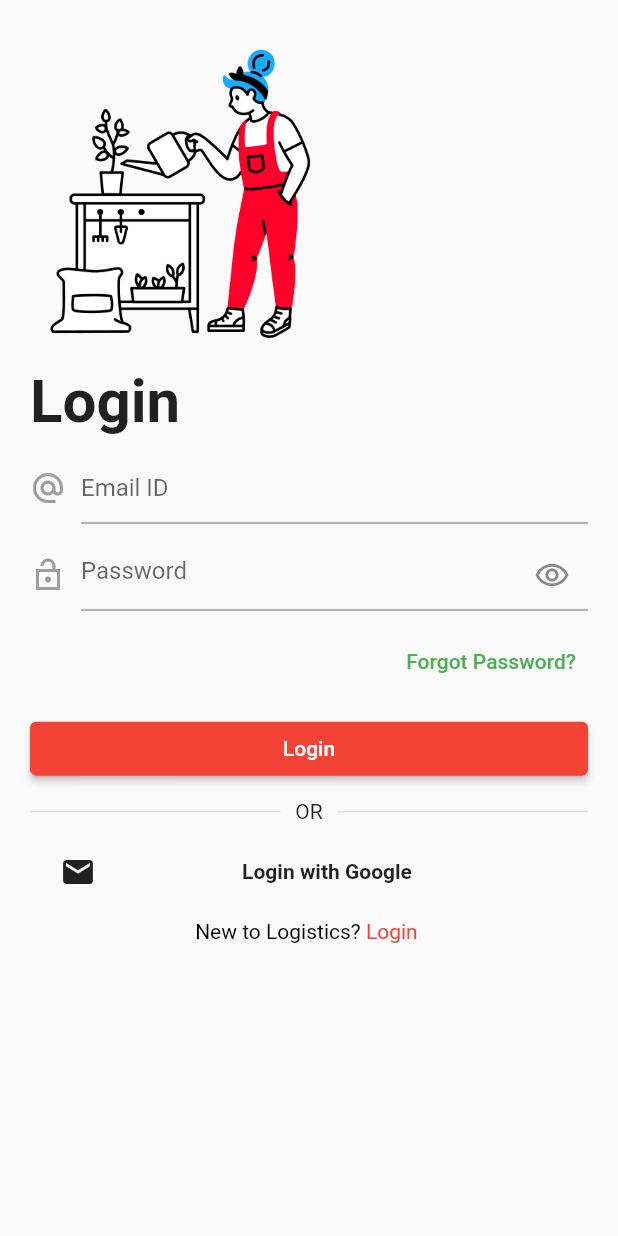
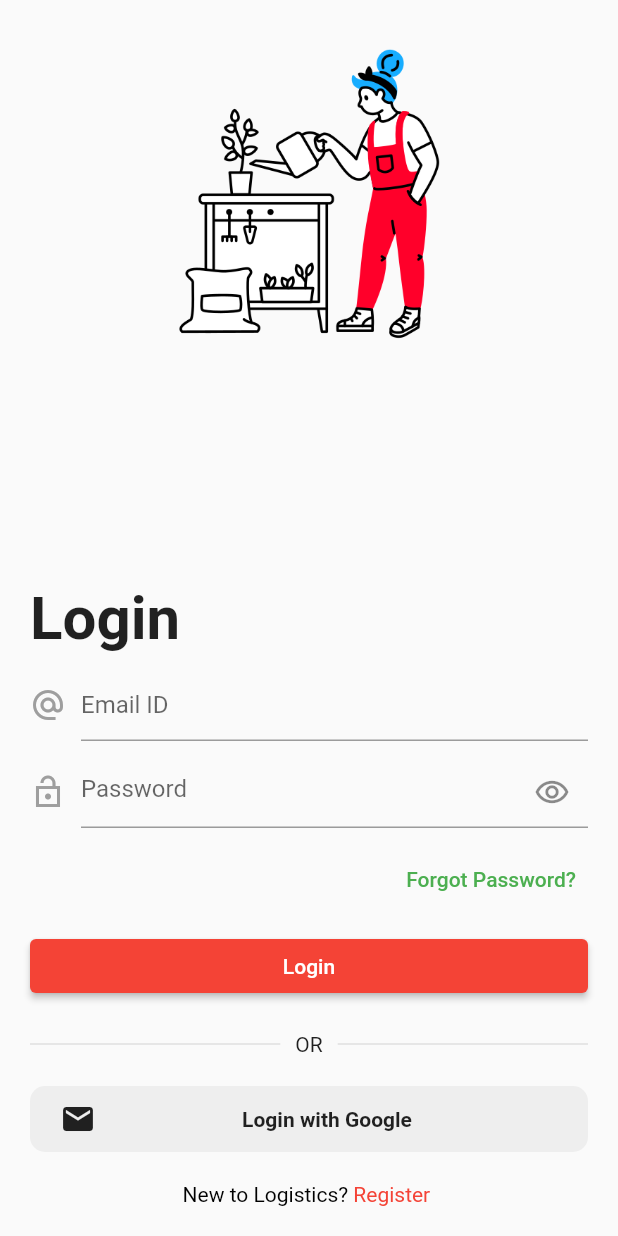
Before and after one commit to nazy61/flutter_login, a Flutter app: the screen it shows after launch, on a phone screen of 412 x 824 dp. Run offline on Flutter 3.47's test engine with Material 2 defaults, Android fonts, the phone set to English and light mode, and no system bars.

Commit message:
register screen done

```diff
--- a/lib/main.dart
+++ b/lib/main.dart
@@ -1,6 +1,7 @@
 import 'package:flutter/material.dart';
 
 import 'screens/login.dart';
+import 'screens/register.dart';
 
 void main() {
   runApp(const MyApp());
@@ -17,7 +18,13 @@ class MyApp extends StatelessWidget {
       theme: ThemeData(
         primarySwatch: Colors.red,
       ),
-      home: const LoginScreen(),
+      initialRoute: '/',
+      routes: {
+        // When navigating to the "/" route, build the FirstScreen widget.
+        '/': (context) => const LoginScreen(),
+        // When navigating to the "/second" route, build the SecondScreen widget.
+        '/register': (context) => const RegisterScreen(),
+      },
     );
   }
 }
--- a/lib/screens/login.dart
+++ b/lib/screens/login.dart
@@ -3,22 +3,42 @@ import 'dart:ui';
 import 'package:flutter/gestures.dart';
 import 'package:flutter/material.dart';
 
-class LoginScreen extends StatelessWidget {
+import 'register.dart';
+
+class LoginScreen extends StatefulWidget {
   const LoginScreen({Key? key}) : super(key: key);
+
+  @override
+  State<LoginScreen> createState() => _LoginScreenState();
+}
+
+class _LoginScreenState extends State<LoginScreen> {
+  final _registerButtonAction = TapGestureRecognizer();
+
+  @override
+  void didChangeDependencies() {
+    _registerButtonAction.onTap = () {
+      Navigator.pushNamed(context, "/register");
+    };
+    super.didChangeDependencies();
+  }
 
   @override
   Widget build(BuildContext context) {
     return Scaffold(
-      body: Padding(
+      body: SafeArea(
+        child: Padding(
           padding: const EdgeInsets.all(20.0),
           child: Column(
             crossAxisAlignment: CrossAxisAlignment.start,
             children: [
-            const Image(
+              const Center(
+                child: Image(
                   image: AssetImage("assets/images/login_image.png"),
                   width: 200,
                 ),
-            const SizedBox(height: 10.0),
+              ),
+              const Spacer(),
               const Text(
                 "Login",
                 style: TextStyle(fontSize: 40.0, fontWeight: FontWeight.bold),
@@ -74,10 +94,10 @@ class LoginScreen extends StatelessWidget {
                 width: double.infinity,
                 child: ElevatedButton(
                   onPressed: () {},
-                child: Text("Login"),
+                  child: const Text("Login"),
                 ),
               ),
-            const SizedBox(height: 10.0),
+              const SizedBox(height: 20.0),
               Row(
                 children: [
                   Expanded(
@@ -97,11 +117,16 @@ class LoginScreen extends StatelessWidget {
                   ),
                 ],
               ),
-            const SizedBox(height: 10.0),
-            InkWell(
+              const SizedBox(height: 20.0),
+              Ink(
+                decoration: BoxDecoration(
+                  color: Colors.grey[200],
+                  borderRadius: BorderRadius.circular(10.0),
+                ),
+                child: InkWell(
                   onTap: () {},
-              borderRadius: BorderRadius.circular(20.0),
-              splashColor: Colors.green,
+                  borderRadius: BorderRadius.circular(10.0),
+                  splashColor: Colors.red[200],
                   child: Container(
                     width: double.infinity,
                     padding: const EdgeInsets.symmetric(
@@ -123,7 +148,8 @@ class LoginScreen extends StatelessWidget {
                     ),
                   ),
                 ),
-            const SizedBox(height: 10.0),
+              ),
+              const SizedBox(height: 20.0),
               Center(
                 child: RichText(
                   text: TextSpan(
@@ -131,9 +157,8 @@ class LoginScreen extends StatelessWidget {
                     style: const TextStyle(color: Colors.black),
                     children: [
                       TextSpan(
-                      text: "Login ",
-                      recognizer: TapGestureRecognizer()
-                        ..onTap = () => print('Tap Here onTap'),
+                        text: "Register ",
+                        recognizer: _registerButtonAction,
                         style: const TextStyle(
                           color: Colors.red,
                         ),
@@ -145,6 +170,7 @@ class LoginScreen extends StatelessWidget {
             ],
           ),
         ),
+      ),
     );
   }
 }
```
Also changed, not shown: lib/screens/register.dart (added, +134 -0 lines), lib/widgets/button.dart (added, +28 -0 lines), lib/widgets/textinput.dart (added, +35 -0 lines). Lines whose indentation alone changed are shown as unchanged.
